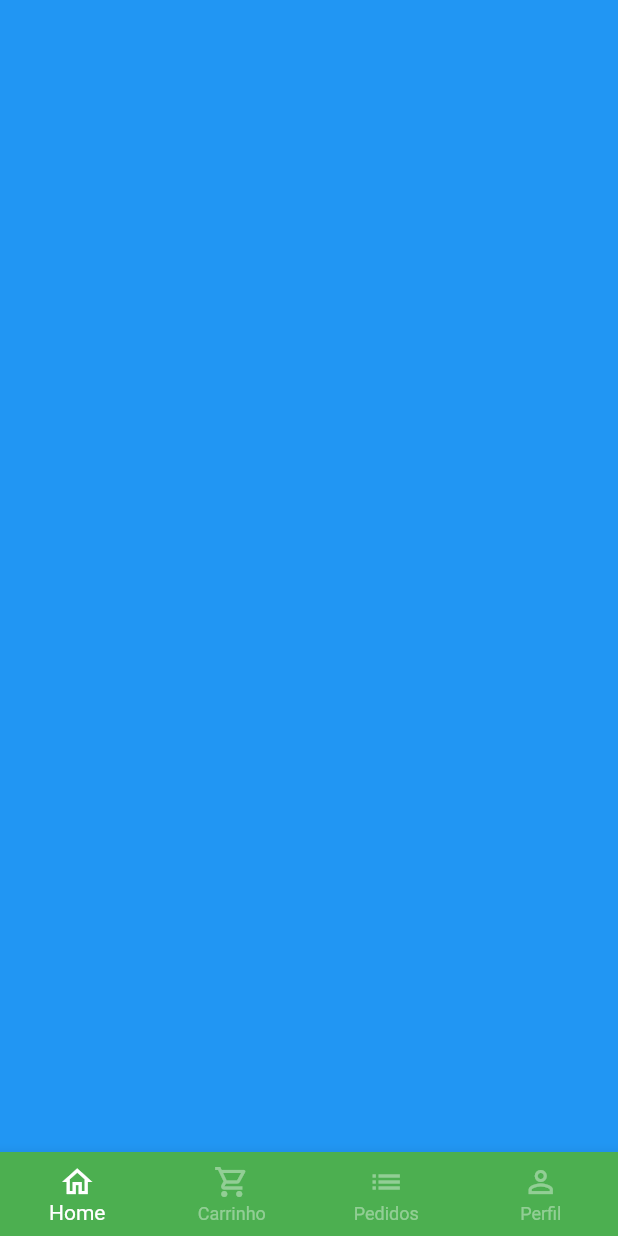
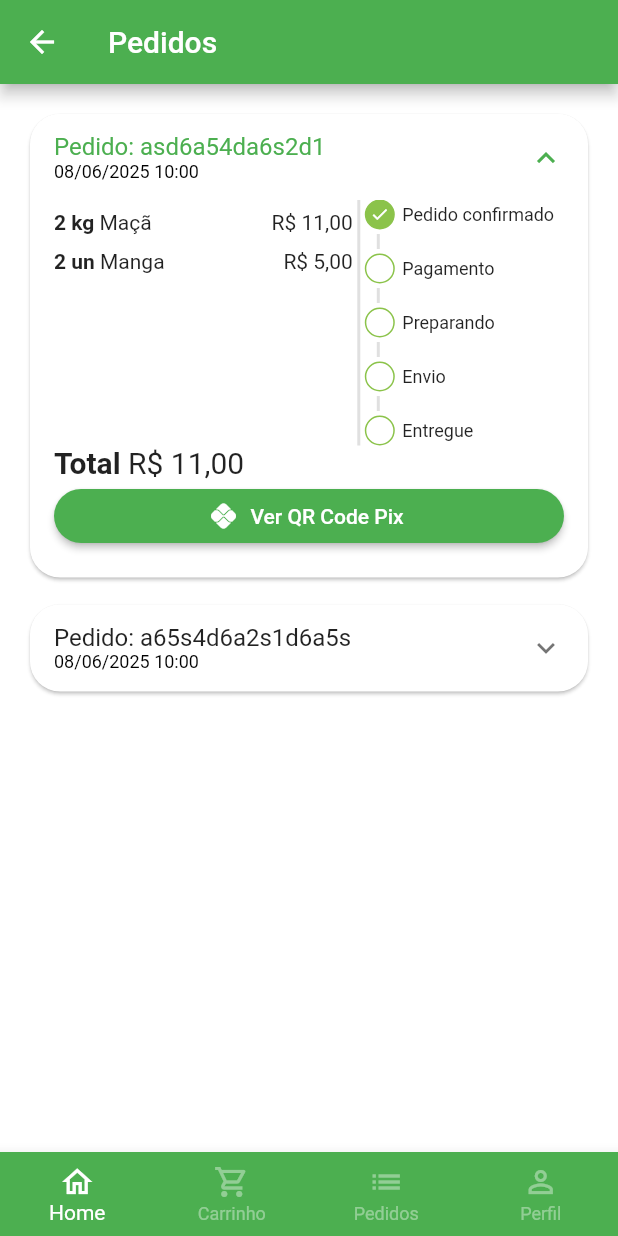
Before and after one commit to AkaRed3223/greengrocer, a Flutter app: the BaseScreen screen opened directly, swiped to page 3, on a phone screen of 412 x 824 dp. Run offline on Flutter 3.47's test engine with Material 3 defaults, Android fonts, the light colour scheme and no system bars; our stand-ins replace animated_text_kit, mask_text_input_formatter, qr_flutter.

Commit message:
created pedidos screen

```diff
--- a/lib/src/config/app_data.dart
+++ b/lib/src/config/app_data.dart
@@ -1,6 +1,8 @@
 import 'package:greengrocer/src/models/cart_item_model.dart';
 import 'package:greengrocer/src/models/item_model.dart';
 import 'package:greengrocer/src/models/user_model.dart';
+
+import '../models/order_model.dart';
 
 ItemModel apple = ItemModel(
   description:
@@ -97,3 +99,39 @@ UserModel user = UserModel(
   cpf: '111.222.333-44',
   password: 'quem olhar é corno',
 );
+
+List<OrderModel> orders = [
+  OrderModel(
+    copyAndPaste: 'q1w2e3r4t5y6',
+    createdDateTime: DateTime.parse('2025-06-08 10:00:10.458'),
+    overdueDateTime: DateTime.parse('2025-06-08 11:00:10.458'),
+    id: 'asd6a54da6s2d1',
+    status: 'pending_payment',
+    total: 11.0,
+    items: [
+      CartItemModel(
+        item: apple,
+        quantity: 2,
+      ),
+      CartItemModel(
+        item: mango,
+        quantity: 2,
+      ),
+    ],
+  ),
+
+  OrderModel(
+    copyAndPaste: 'q1w2e3r4t5y6',
+    createdDateTime: DateTime.parse('2025-06-08 10:00:10.458'),
+    overdueDateTime: DateTime.parse('2025-06-08 11:00:10.458'),
+    id: 'a65s4d6a2s1d6a5s',
+    status: 'delivered',
+    total: 11.5,
+    items: [
+      CartItemModel(
+        item: guava,
+        quantity: 1,
+      ),
+    ],
+  ),
+];
--- /dev/null
+++ b/lib/src/models/order_model.dart
@@ -0,0 +1,21 @@
+import 'cart_item_model.dart';
+
+class OrderModel {
+  String id;
+  DateTime createdDateTime;
+  DateTime overdueDateTime;
+  List<CartItemModel> items;
+  String status;
+  String copyAndPaste;
+  double total;
+
+  OrderModel({
+    required this.id,
+    required this.createdDateTime,
+    required this.overdueDateTime,
+    required this.items,
+    required this.status,
+    required this.copyAndPaste,
+    required this.total,
+  });
+}
--- a/lib/src/pages/base/base_screen.dart
+++ b/lib/src/pages/base/base_screen.dart
@@ -1,5 +1,6 @@
 import 'package:flutter/material.dart';
 import 'package:greengrocer/src/pages/cart/cart_tab.dart';
+import 'package:greengrocer/src/pages/orders/orders_tab.dart';
 import 'package:greengrocer/src/pages/profile/profile_tab.dart';
 
 import '../home/home_tab.dart';
@@ -21,11 +22,11 @@ class _BaseScreenState extends State<BaseScreen> {
       body: PageView(
         physics: const NeverScrollableScrollPhysics(),
         controller: pageController,
-        children: [
-          const HomeTab(),
-          const CartTab(),
-          Container(color: Colors.blue),
-          const ProfileTab(),
+        children: const [
+          HomeTab(),
+          CartTab(),
+          OrdersTab(),
+          ProfileTab(),
         ],
       ),
       bottomNavigationBar: BottomNavigationBar(
--- a/lib/src/pages/cart/cart_tab.dart
+++ b/lib/src/pages/cart/cart_tab.dart
@@ -2,6 +2,7 @@ import 'package:flutter/material.dart';
 import 'package:greengrocer/src/config/custom_colors.dart';
 import 'package:greengrocer/src/models/cart_item_model.dart';
 import 'package:greengrocer/src/pages/cart/components/cart_tile.dart';
+import 'package:greengrocer/src/pages/common_widgets/payment_dialog.dart';
 import 'package:greengrocer/src/services/utils_services.dart';
 import 'package:greengrocer/src/config/app_data.dart' as app_data;
 
@@ -91,7 +92,16 @@ class _CartTabState extends State<CartTab> {
                     ),
                     onPressed: () async {
                       bool? result = await showOrderConfirmation();
-                      print(result);
+                      if (result ?? false) {
+                        showDialog(
+                          context: context,
+                          builder: (_) {
+                            return PaymentDialog(
+                              order: app_data.orders.first,
+                            );
+                          },
+                        );
+                      }
                     },
                     child: const Text(
                       'Concluir pedido',
--- /dev/null
+++ b/lib/src/pages/common_widgets/payment_dialog.dart
@@ -0,0 +1,103 @@
+import 'package:flutter/material.dart';
+import 'package:greengrocer/src/models/order_model.dart';
+import 'package:greengrocer/src/services/utils_services.dart';
+import 'package:qr_flutter/qr_flutter.dart';
+
+class PaymentDialog extends StatelessWidget {
+  final OrderModel order;
+
+  PaymentDialog({
+    super.key,
+    required this.order,
+  });
+
+  final UtilsServices utilsServices = UtilsServices();
+
+  @override
+  Widget build(BuildContext context) {
+    return Dialog(
+      shape: RoundedRectangleBorder(
+        borderRadius: BorderRadius.circular(20),
+      ),
+      child: Stack(
+        alignment: Alignment.center,
+        children: [
+          //Conteúdo
+          Padding(
+            padding: const EdgeInsets.all(8.0),
+            child: Column(
+              mainAxisSize: MainAxisSize.min,
+              children: [
+                //Título
+                const Padding(
+                  padding: EdgeInsets.symmetric(vertical: 10),
+                  child: Text(
+                    'Pagamento com Pix',
+                    style: TextStyle(fontWeight: FontWeight.bold, fontSize: 18),
+                  ),
+                ),
+
+                //QR Code
+                QrImageView(
+                  data: '1234567890',
+                  version: QrVersions.auto,
+                  size: 200.0,
+                ),
+
+                //Vencimento
+                Text(
+                  'Vencimento: ${utilsServices.formatDateTime(order.overdueDateTime)}',
+                  style: const TextStyle(
+                    fontSize: 12,
+                  ),
+                ),
+
+                //Total
+                Text(
+                  'Total: ${utilsServices.priceToCurrency(order.total)}',
+                  style: const TextStyle(
+                    fontSize: 17,
+                    fontWeight: FontWeight.bold,
+                  ),
+                ),
+
+                //Botão copia e cola
+                OutlinedButton.icon(
+                  style: OutlinedButton.styleFrom(
+                    shape: RoundedRectangleBorder(
+                      borderRadius: BorderRadius.circular(20),
+                    ),
+                    side: const BorderSide(
+                      width: 2,
+                      color: Colors.green,
+                    ),
+                  ),
+                  onPressed: () {},
+                  icon: const Icon(
+                    Icons.copy,
+                    size: 15,
+                  ),
+                  label: const Text(
+                    'Copiar código Pix',
+                    style: TextStyle(fontSize: 13),
+                  ),
+                ),
+              ],
+            ),
+          ),
+
+          Positioned(
+            top: 0,
+            right: 0,
+            child: IconButton(
+              onPressed: () {
+                Navigator.of(context).pop();
+              },
+              icon: const Icon(Icons.close),
+            ),
+          ),
+        ],
+      ),
+    );
+  }
+}
--- /dev/null
+++ b/lib/src/pages/orders/components/order_status_widget.dart
@@ -0,0 +1,142 @@
+import 'package:flutter/material.dart';
+import 'package:greengrocer/src/config/custom_colors.dart';
+
+class OrderStatusWidget extends StatelessWidget {
+  final String status;
+  final bool isOverdue;
+  final Map<String, int> allStatus = <String, int>{
+    'pending_payment': 0,
+    'refunded': 1,
+    'paid': 2,
+    'preparing_purchase': 3,
+    'shipping': 4,
+    'delivered': 5,
+  };
+
+  int get currentStatus => allStatus[status]!;
+
+  OrderStatusWidget({
+    super.key,
+    required this.status,
+    required this.isOverdue,
+  });
+
+  @override
+  Widget build(BuildContext context) {
+    return Column(
+      crossAxisAlignment: CrossAxisAlignment.start,
+      children: [
+        const _StatusDot(
+          isActive: true,
+          title: 'Pedido confirmado',
+        ),
+        const _CustomDivider(),
+        if (currentStatus == 1) ...[
+          const _StatusDot(
+            isActive: true,
+            title: 'Pix estornado',
+            backgroundColor: Colors.orange,
+          ),
+        ] else if (isOverdue) ...[
+          const _StatusDot(
+            isActive: true,
+            title: 'Pagamento Pix vencido',
+            backgroundColor: Colors.red,
+          ),
+        ] else ...[
+          _StatusDot(
+            isActive: currentStatus >= 2,
+            title: 'Pagamento',
+          ),
+          const _CustomDivider(),
+          _StatusDot(
+            isActive: currentStatus >= 3,
+            title: 'Preparando',
+          ),
+          const _CustomDivider(),
+          _StatusDot(
+            isActive: currentStatus >= 4,
+            title: 'Envio',
+          ),
+          const _CustomDivider(),
+          _StatusDot(
+            isActive: currentStatus == 5,
+            title: 'Entregue',
+          ),
+        ]
+      ],
+    );
+  }
+}
+
+class _CustomDivider extends StatelessWidget {
+  const _CustomDivider();
+
+  @override
+  Widget build(BuildContext context) {
+    return Container(
+      margin: const EdgeInsets.symmetric(
+        horizontal: 8,
+        vertical: 3,
+      ),
+      height: 10,
+      width: 2,
+      color: Colors.grey.shade300,
+    );
+  }
+}
+
+class _StatusDot extends StatelessWidget {
+  final bool isActive;
+  final String title;
+  final Color? backgroundColor;
+
+  const _StatusDot({
+    required this.isActive,
+    required this.title,
+    this.backgroundColor,
+  });
+
+  @override
+  Widget build(BuildContext context) {
+    return Row(
+      children: [
+        //Dot
+        Container(
+          alignment: Alignment.center,
+          height: 20,
+          width: 20,
+          decoration: BoxDecoration(
+            shape: BoxShape.circle,
+            border: Border.all(
+              color: CustomColors.customSwatchColor,
+            ),
+            color:
+                isActive ? backgroundColor ?? CustomColors.customSwatchColor : Colors.transparent,
+          ),
+          child: isActive
+              ? const Icon(
+                  Icons.check,
+                  size: 13,
+                  color: Colors.white,
+                )
+              : const SizedBox.shrink(),
+        ),
+
+        const SizedBox(
+          width: 5,
+        ),
+
+        //Texto
+        Expanded(
+          child: Text(
+            title,
+            style: const TextStyle(
+              fontSize: 12,
+            ),
+          ),
+        ),
+      ],
+    );
+  }
+}
--- /dev/null
+++ b/lib/src/pages/orders/components/order_tile.dart
@@ -0,0 +1,175 @@
+import 'package:flutter/material.dart';
+import 'package:greengrocer/src/pages/common_widgets/payment_dialog.dart';
+import 'package:greengrocer/src/pages/orders/components/order_status_widget.dart';
+import 'package:greengrocer/src/services/utils_services.dart';
+
+import '../../../models/cart_item_model.dart';
+import '../../../models/order_model.dart';
+
+class OrderTile extends StatelessWidget {
+  final OrderModel order;
+
+  OrderTile({
+    super.key,
+    required this.order,
+  });
+
+  final UtilsServices utilsServices = UtilsServices();
+
+  @override
+  Widget build(BuildContext context) {
+    return Card(
+      shape: RoundedRectangleBorder(
+        borderRadius: BorderRadius.circular(20),
+      ),
+      child: Theme(
+        data: Theme.of(context).copyWith(dividerColor: Colors.transparent),
+        child: ExpansionTile(
+          initiallyExpanded: order.status == 'pending_payment',
+          title: Column(
+            crossAxisAlignment: CrossAxisAlignment.start,
+            mainAxisSize: MainAxisSize.min,
+            children: [
+              Text(
+                'Pedido: ${order.id}',
+              ),
+              Text(
+                utilsServices.formatDateTime(order.createdDateTime),
+                style: const TextStyle(
+                  fontSize: 12,
+                  color: Colors.black,
+                ),
+              ),
+            ],
+          ),
+          childrenPadding: const EdgeInsets.fromLTRB(16, 0, 16, 16),
+          expandedCrossAxisAlignment: CrossAxisAlignment.stretch,
+          children: [
+            IntrinsicHeight(
+              child: Row(
+                children: [
+                  //Lista de produtos
+                  Expanded(
+                    flex: 3,
+                    child: SizedBox(
+                      height: 150,
+                      child: ListView(
+                        children: order.items.map((orderItem) {
+                          return _OrderItemWidget(
+                            utilsServices: utilsServices,
+                            orderItem: orderItem,
+                          );
+                        }).toList(),
+                      ),
+                    ),
+                  ),
+
+                  //Divisão
+                  VerticalDivider(
+                    color: Colors.grey.shade300,
+                    thickness: 2,
+                    width: 8,
+                  ),
+
+                  //Status do pedido
+                  Expanded(
+                    flex: 2,
+                    child: OrderStatusWidget(
+                      status: order.status,
+                      isOverdue: order.overdueDateTime.isBefore(DateTime.now()),
+                    ),
+                  ),
+                ],
+              ),
+            ),
+
+            //Total
+            Text.rich(
+              TextSpan(
+                style: const TextStyle(
+                  fontSize: 20,
+                ),
+                children: [
+                  const TextSpan(
+                    text: 'Total ',
+                    style: TextStyle(
+                      fontWeight: FontWeight.bold,
+                    ),
+                  ),
+                  TextSpan(
+                    text: utilsServices.priceToCurrency(order.total),
+                  ),
+                ],
+              ),
+            ),
+
+            //Botão pix
+            Visibility(
+              visible: order.status == 'pending_payment',
+              // botão que entra caso visible seja false > replacement: outro widget,
+              child: ElevatedButton.icon(
+                style: ElevatedButton.styleFrom(
+                  shape: RoundedRectangleBorder(
+                    borderRadius: BorderRadius.circular(20),
+                  ),
+                ),
+                onPressed: () {
+                  showDialog(
+                    context: context,
+                    builder: (_) {
+                      return PaymentDialog(
+                        order: order,
+                      );
+                    },
+                  );
+                },
+                icon: const Icon(
+                  Icons.pix,
+                  size: 20,
+                ),
+                label: const Text('Ver QR Code Pix'),
+              ),
+            ),
+          ],
+        ),
+      ),
+    );
+  }
+}
+
+class _OrderItemWidget extends StatelessWidget {
+  final UtilsServices utilsServices;
+  final CartItemModel orderItem;
+
+  const _OrderItemWidget({
+    required this.utilsServices,
+    required this.orderItem,
+  });
+
+  @override
+  Widget build(BuildContext context) {
+    return Padding(
+      padding: const EdgeInsets.only(bottom: 10),
+      child: Row(
+        children: [
+          Text(
+            '${orderItem.quantity} ${orderItem.item.unit} ',
+            style: const TextStyle(
+              fontWeight: FontWeight.bold,
+            ),
+          ),
+          Expanded(
+            child: Text(
+              orderItem.item.itemName,
+            ),
+          ),
+          Text(
+            utilsServices.priceToCurrency(
+              orderItem.totalPrice(),
+            ),
+          ),
+        ],
+      ),
+    );
+  }
+}
--- /dev/null
+++ b/lib/src/pages/orders/orders_tab.dart
@@ -0,0 +1,23 @@
+import 'package:flutter/material.dart';
+import 'package:greengrocer/src/config/app_data.dart' as app_data;
+import 'package:greengrocer/src/pages/orders/components/order_tile.dart';
+
+class OrdersTab extends StatelessWidget {
+  const OrdersTab({super.key});
+
+  @override
+  Widget build(BuildContext context) {
+    return Scaffold(
+      appBar: AppBar(
+        title: const Text('Pedidos'),
+      ),
+      body: ListView.separated(
+        padding: const EdgeInsets.all(16),
+        physics: const BouncingScrollPhysics(),
+        separatorBuilder: (_, index) => const SizedBox(height: 10),
+        itemBuilder: (_, index) => OrderTile(order: app_data.orders[index]),
+        itemCount: app_data.orders.length,
+      ),
+    );
+  }
+}
--- a/lib/src/services/utils_services.dart
+++ b/lib/src/services/utils_services.dart
@@ -1,8 +1,17 @@
+import 'package:intl/date_symbol_data_local.dart';
 import 'package:intl/intl.dart';
 
 class UtilsServices {
   String priceToCurrency(double price) {
     NumberFormat numberFormat = NumberFormat.simpleCurrency(locale: 'pt_BR');
+
     return numberFormat.format(price);
   }
+
+  String formatDateTime(DateTime dateTime) {
+    initializeDateFormatting();
+
+    DateFormat dateFormat = DateFormat.yMd('pt_BR').add_Hm();
+    return dateFormat.format(dateTime);
+  }
 }
--- a/pubspec.yaml
+++ b/pubspec.yaml
@@ -38,6 +38,7 @@ dependencies:
   animated_text_kit: ^4.2.2
   mask_text_input_formatter: ^2.9.0
   intl: ^0.19.0
+  qr_flutter: ^4.1.0
 
 dev_dependencies:
   flutter_test:
```
Also changed, not shown: pubspec.lock. Lines whose indentation alone changed are shown as unchanged.
